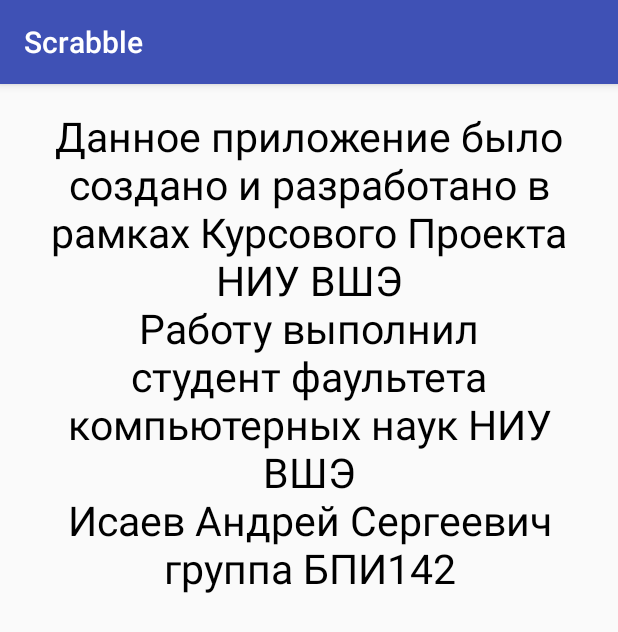
After one commit to andreiSaw/Scrabble_GAME, an Android app: the InfoTab screen opened directly, with no data from a screen before it, on a phone screen of 412 x 824 dp. The commit adds this screen. Shown: the top 632 px of the screen. Run offline under Robolectric (Android 15) with nearby library versions, the phone set to English and light mode, and no system bars.

Commit message:
11th of May 02 34 im gonna implement navigation

```diff
--- a/app/src/main/AndroidManifest.xml
+++ b/app/src/main/AndroidManifest.xml
@@ -20,6 +20,8 @@
         </activity>
         <activity android:name=".ScoreTable" >
         </activity>
+        <activity android:name=".InfoTab">
+        </activity>
     </application>
 
 </manifest>
--- /dev/null
+++ b/app/src/main/java/com/scrabble/InfoTab.java
@@ -0,0 +1,14 @@
+package com.scrabble;
+
+import android.os.Bundle;
+import android.support.v7.app.AppCompatActivity;
+
+public class InfoTab extends AppCompatActivity {
+
+    @Override
+    protected void onCreate(Bundle savedInstanceState) {
+        super.onCreate(savedInstanceState);
+        setContentView(R.layout.activity_info_tab);
+    }
+
+}
--- a/app/src/main/java/com/scrabble/MainActivity.java
+++ b/app/src/main/java/com/scrabble/MainActivity.java
@@ -19,7 +19,7 @@ public class MainActivity extends AppCompatActivity {
     }
 
     public void infoButtonOnClick(View view) {
-        //   Intent intent = new Intent(MainActivity.this, InfoTab.class);
-        // MainActivity.this.startActivity(intent);
+        Intent intent = new Intent(MainActivity.this, InfoTab.class);
+        MainActivity.this.startActivity(intent);
     }
 }
--- /dev/null
+++ b/app/src/main/res/layout/activity_info_tab.xml
@@ -0,0 +1,20 @@
+<?xml version="1.0" encoding="utf-8"?>
+<RelativeLayout
+    xmlns:android="http://schemas.android.com/apk/res/android"
+    xmlns:tools="http://schemas.android.com/tools"
+    android:layout_width="match_parent"
+    android:layout_height="match_parent"
+    android:paddingBottom="@dimen/activity_vertical_margin"
+    android:paddingLeft="@dimen/activity_horizontal_margin"
+    android:paddingRight="@dimen/activity_horizontal_margin"
+    android:paddingTop="@dimen/activity_vertical_margin"
+    tools:context="com.scrabble.InfoTab">
+
+    <TextView
+        android:layout_width="wrap_content"
+        android:layout_height="wrap_content"
+        android:text="@string/StringForInfoTab"
+        android:textAlignment="center"
+        android:textColor="#000000"
+        android:textSize="27dp"/>
+</RelativeLayout>
--- a/app/src/main/res/layout/activity_score_table.xml
+++ b/app/src/main/res/layout/activity_score_table.xml
@@ -15,7 +15,7 @@
         android:layout_width="fill_parent"
         android:layout_height="wrap_content"
         android:background="@drawable/button_success_selector"
-        android:text="Player1"/>
+        android:text="@string/StringForButtonP1"/>
 
     <Button
         android:id="@+id/buttonForScore1"
@@ -33,7 +33,7 @@
         android:layout_centerHorizontal="true"
         android:layout_marginTop="21dp"
         android:background="@drawable/button_danger_selector"
-        android:text="Player2"/>
+        android:text="@string/StringForButtonP2"/>
 
     <Button
         android:id="@+id/buttonForScore2"
--- a/app/src/main/res/values/strings.xml
+++ b/app/src/main/res/values/strings.xml
@@ -9,4 +9,7 @@
     <string name="navigation_drawer_close">Close navigation drawer</string>
 
     <string name="action_settings">Settings</string>
+    <string name="StringForInfoTab">Данное приложение было создано и разработано в рамках Курсового Проекта НИУ ВШЭ\nРаботу выполнил\nстудент фаультета компьютерных наук НИУ ВШЭ\nИсаев Андрей Сергеевич\nгруппа БПИ142</string>
+    <string name="StringForButtonP1">Player1</string>
+    <string name="StringForButtonP2">Player2</string>
 </resources>
```
